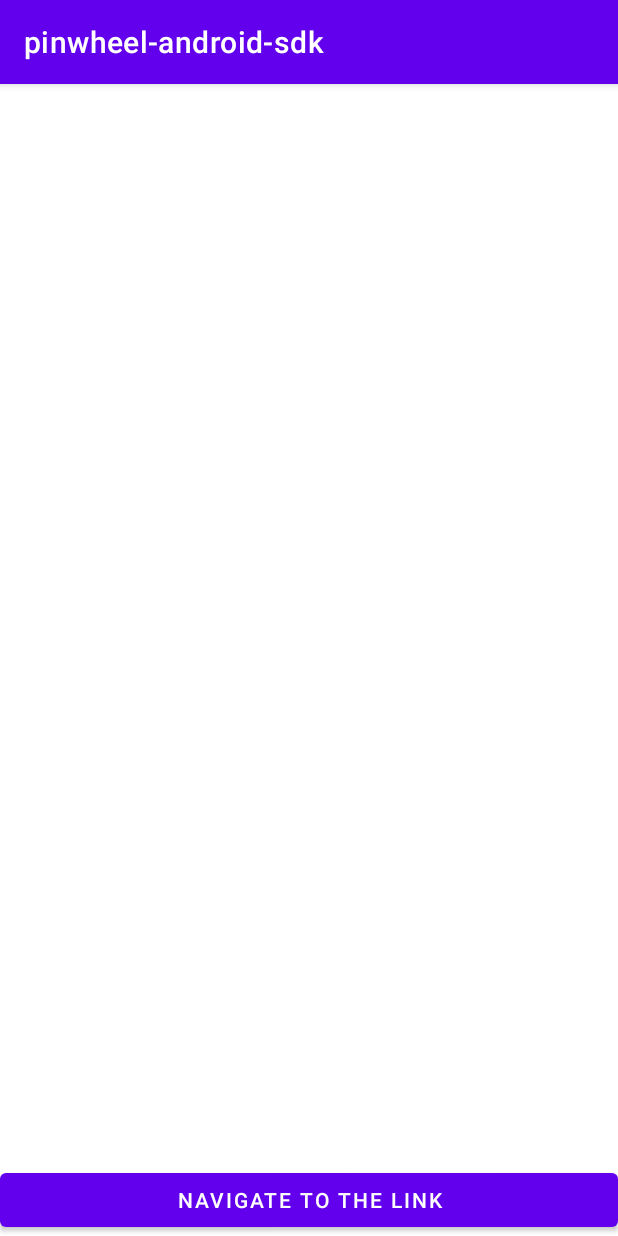
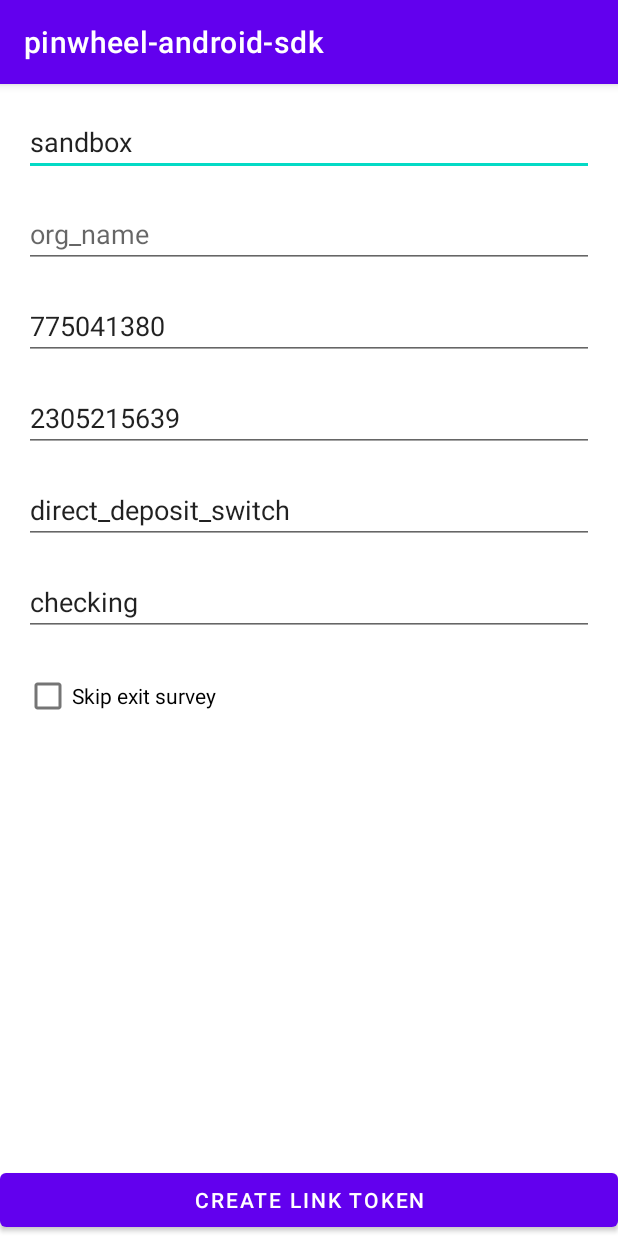
Before and after one commit to underdog-tech/pinwheel-android-sdk, an Android app: the screen it shows after launch (MainActivity), on a phone screen of 412 x 824 dp. Run offline under Robolectric (Android 15) with nearby library versions, the phone set to English and light mode, and no system bars; our stand-ins replace Timber, data binding.

Commit message:
renamed packages added basic form on the initial screen

```diff
--- a/app/src/main/AndroidManifest.xml
+++ b/app/src/main/AndroidManifest.xml
@@ -1,6 +1,6 @@
 <?xml version="1.0" encoding="utf-8"?>
 <manifest xmlns:android="http://schemas.android.com/apk/res/android"
-    package="com.underdog_tech.pinwheel_android_sdk">
+    package="com.underdog_tech.pinwheel_android_demo">
 
     <uses-permission android:name="android.permission.INTERNET"/>
 
@@ -10,9 +10,9 @@
         android:label="@string/app_name"
         android:roundIcon="@mipmap/ic_launcher_round"
         android:supportsRtl="true"
-        android:name="com.underdog_tech.pinwheel_android_sdk.PinwheelAndroidSDKApp"
+        android:name="com.underdog_tech.pinwheel_android_demo.PinwheelAndroidSDKApp"
         android:theme="@style/Theme.Pinwheel_android_sdk">
-        <activity android:name="com.underdog_tech.pinwheel_android_sdk.MainActivity">
+        <activity android:name="com.underdog_tech.pinwheel_android_demo.MainActivity">
             <intent-filter>
                 <action android:name="android.intent.action.MAIN" />
 
--- a/app/src/main/java/com/underdog_tech/pinwheel_android_sdk/MainActivity.kt
+++ b/app/src/main/java/com/underdog_tech/pinwheel_android_demo/MainActivity.kt
@@ -1,8 +1,8 @@
-package com.underdog_tech.pinwheel_android_sdk
+package com.underdog_tech.pinwheel_android_demo
 
 import androidx.appcompat.app.AppCompatActivity
 import android.os.Bundle
-import com.underdog_tech.pinwheel_android_sdk.ui.main.MainFragment
+import com.underdog_tech.pinwheel_android_demo.ui.main.MainFragment
 
 class MainActivity : AppCompatActivity() {
 
--- a/app/src/main/java/com/underdog_tech/pinwheel_android_sdk/PinwheelAndroidSDKApp.kt
+++ b/app/src/main/java/com/underdog_tech/pinwheel_android_demo/PinwheelAndroidSDKApp.kt
@@ -1,4 +1,4 @@
-package com.underdog_tech.pinwheel_android_sdk
+package com.underdog_tech.pinwheel_android_demo
 
 import android.app.Application
 import timber.log.Timber
--- a/app/src/main/java/com/underdog_tech/pinwheel_android_sdk/repository/model/GetLinkTokenResponse.kt
+++ b/app/src/main/java/com/underdog_tech/pinwheel_android_demo/repository/model/GetLinkTokenResponse.kt
@@ -1,4 +1,4 @@
-package com.underdog_tech.pinwheel_android_sdk.repository.model
+package com.underdog_tech.pinwheel_android_demo.repository.model
 
 import com.google.gson.annotations.SerializedName
 
--- a/app/src/main/java/com/underdog_tech/pinwheel_android_sdk/repository/network/ApiAdapter.kt
+++ b/app/src/main/java/com/underdog_tech/pinwheel_android_demo/repository/network/ApiAdapter.kt
@@ -1,4 +1,4 @@
-package com.underdog_tech.pinwheel_android_sdk.repository.network
+package com.underdog_tech.pinwheel_android_demo.repository.network
 
 import okhttp3.OkHttpClient
 import okhttp3.logging.HttpLoggingInterceptor
--- a/app/src/main/java/com/underdog_tech/pinwheel_android_sdk/repository/network/SecretInterceptor.kt
+++ b/app/src/main/java/com/underdog_tech/pinwheel_android_demo/repository/network/SecretInterceptor.kt
@@ -1,6 +1,6 @@
-package com.underdog_tech.pinwheel_android_sdk.repository.network
+package com.underdog_tech.pinwheel_android_demo.repository.network
 
-import com.underdog_tech.pinwheel_android_sdk.BuildConfig
+import com.underdog_tech.pinwheel_android_demo.BuildConfig
 import okhttp3.Interceptor
 import okhttp3.Response
 
--- a/app/src/main/java/com/underdog_tech/pinwheel_android_sdk/ui/main/MainFragment.kt
+++ b/app/src/main/java/com/underdog_tech/pinwheel_android_demo/ui/main/MainFragment.kt
@@ -1,4 +1,4 @@
-package com.underdog_tech.pinwheel_android_sdk.ui.main
+package com.underdog_tech.pinwheel_android_demo.ui.main
 
 import androidx.lifecycle.ViewModelProvider
 import android.os.Bundle
@@ -11,7 +11,8 @@ import com.underdog_tech.pinwheel_android.PinwheelFragment
 import com.underdog_tech.pinwheel_android.model.PinwheelActionEvent
 import com.underdog_tech.pinwheel_android.model.PinwheelExitEvent
 import com.underdog_tech.pinwheel_android.model.PinwheelSuccessEvent
-import com.underdog_tech.pinwheel_android_sdk.R
+import com.underdog_tech.pinwheel_android_demo.R
+import com.underdog_tech.pinwheel_android_demo.databinding.MainFragmentBinding
 import kotlinx.android.synthetic.main.main_fragment.*
 import timber.log.Timber
 
@@ -23,7 +24,10 @@ class MainFragment : Fragment(), PinwheelEventListener {
         inflater: LayoutInflater, container: ViewGroup?,
         savedInstanceState: Bundle?
     ): View {
-        return inflater.inflate(R.layout.main_fragment, container, false)
+        val binding = MainFragmentBinding.inflate(inflater, container, false)
+        binding.lifecycleOwner = this
+        binding.viewModel = ViewModelProvider(this).get(MainViewModel::class.java)
+        return binding.root
     }
 
     override fun onActivityCreated(savedInstanceState: Bundle?) {
@@ -32,7 +36,7 @@ class MainFragment : Fragment(), PinwheelEventListener {
     }
 
     private fun navigateToTheLink(token: String) {
-        fragmentManager?.let {
+        parentFragmentManager.let {
             val transaction = it.beginTransaction()
             val pinwheelFragment = PinwheelFragment.newInstance(token)
             pinwheelFragment.pinwheelEventListener = this
@@ -55,7 +59,7 @@ class MainFragment : Fragment(), PinwheelEventListener {
 
     override fun onExit(exitEvent: PinwheelExitEvent) {
         Timber.d("ON EXIT")
-        fragmentManager?.popBackStack()
+        parentFragmentManager.popBackStack()
     }
 
     override fun onEvent(actionEvent: PinwheelActionEvent) {
--- /dev/null
+++ b/app/src/main/java/com/underdog_tech/pinwheel_android_demo/ui/main/MainViewModel.kt
@@ -0,0 +1,39 @@
+package com.underdog_tech.pinwheel_android_demo.ui.main
+
+import androidx.lifecycle.MutableLiveData
+import androidx.lifecycle.ViewModel
+import androidx.lifecycle.viewModelScope
+import com.underdog_tech.pinwheel_android_demo.repository.model.GetLinkTokenRequest
+import com.underdog_tech.pinwheel_android_demo.repository.useCase.GetLinkTokenUseCase
+import kotlinx.coroutines.Dispatchers
+import kotlinx.coroutines.launch
+
+class MainViewModel : ViewModel() {
+
+    val mode = MutableLiveData("sandbox")
+    val orgName = MutableLiveData<String>()
+    val routingNumber = MutableLiveData("775041380")
+    val accountNumber = MutableLiveData("2305215639")
+    val job = MutableLiveData("direct_deposit_switch")
+    val accountType = MutableLiveData("checking")
+    val skipExitSurvey = MutableLiveData(false)
+
+    fun generateLinkToken(onTokenGenerated: (String) -> Unit) {
+        // todo provide body from outside
+        val body = GetLinkTokenRequest(
+            job = job.value,
+            orgName = orgName.value,
+            accountNumber = accountNumber.value,
+            routingNumber = routingNumber.value,
+            accountType = accountType.value,
+            skipExitSurvey = skipExitSurvey.value,
+            accountName = null,
+            amount = null,
+            employerId = null
+        )
+        viewModelScope.launch(Dispatchers.IO) {
+            val getTokenResponse = GetLinkTokenUseCase.getToken(body)
+            getTokenResponse?.let { onTokenGenerated(it.data.token) }
+        }
+    }
+}
--- a/app/src/main/res/layout/main_fragment.xml
+++ b/app/src/main/res/layout/main_fragment.xml
@@ -1,4 +1,12 @@
 <?xml version="1.0" encoding="utf-8"?>
+<layout>
+
+    <data>
+        <variable
+            name="viewModel"
+            type="com.underdog_tech.pinwheel_android_demo.ui.main.MainViewModel" />
+    </data>
+
     <androidx.constraintlayout.widget.ConstraintLayout xmlns:android="http://schemas.android.com/apk/res/android"
         xmlns:app="http://schemas.android.com/apk/res-auto"
         xmlns:tools="http://schemas.android.com/tools"
@@ -7,13 +15,80 @@
         android:layout_height="match_parent"
         tools:context=".ui.main.MainFragment">
 
+        <EditText
+            android:id="@+id/mode"
+            style="@style/FormField"
+            android:text="@={viewModel.mode}"
+            android:hint="mode"
+            app:layout_constraintEnd_toEndOf="parent"
+            app:layout_constraintStart_toStartOf="parent"
+            app:layout_constraintTop_toTopOf="parent" />
+
+        <EditText
+            android:id="@+id/orgName"
+            style="@style/FormField"
+            android:text="@={viewModel.orgName}"
+            android:hint="org_name"
+            app:layout_constraintEnd_toEndOf="parent"
+            app:layout_constraintStart_toStartOf="parent"
+            app:layout_constraintTop_toBottomOf="@id/mode" />
+
+        <EditText
+            android:id="@+id/routingNumber"
+            style="@style/FormField"
+            android:text="@={viewModel.routingNumber}"
+            android:hint="routing_number"
+            app:layout_constraintEnd_toEndOf="parent"
+            app:layout_constraintStart_toStartOf="parent"
+            app:layout_constraintTop_toBottomOf="@id/orgName" />
+
+        <EditText
+            android:id="@+id/accountNumber"
+            style="@style/FormField"
+            android:text="@={viewModel.accountNumber}"
+            android:hint="account_number"
+            app:layout_constraintEnd_toEndOf="parent"
+            app:layout_constraintStart_toStartOf="parent"
+            app:layout_constraintTop_toBottomOf="@id/routingNumber" />
+
+        <EditText
+            android:id="@+id/job"
+            style="@style/FormField"
+            android:text="@={viewModel.job}"
+            android:hint="job"
+            app:layout_constraintEnd_toEndOf="parent"
+            app:layout_constraintStart_toStartOf="parent"
+            app:layout_constraintTop_toBottomOf="@id/accountNumber" />
+
+        <EditText
+            android:id="@+id/accountType"
+            style="@style/FormField"
+            android:text="@={viewModel.accountType}"
+            android:hint="account_type"
+            app:layout_constraintEnd_toEndOf="parent"
+            app:layout_constraintStart_toStartOf="parent"
+            app:layout_constraintTop_toBottomOf="@id/job" />
+
+        <CheckBox
+            android:id="@+id/skipSurvey"
+            style="@style/FormField"
+            app:layout_constraintEnd_toEndOf="parent"
+            app:layout_constraintStart_toStartOf="parent"
+            app:layout_constraintTop_toBottomOf="@id/accountType"
+            android:text="Skip exit survey"
+            android:checked="@={viewModel.skipExitSurvey}"
+            />
+
+
         <Button
             android:id="@+id/linkButton"
             android:layout_width="0dp"
             android:layout_height="wrap_content"
-        android:text="Navigate to The Link"
+            android:text="Create Link Token"
             app:layout_constraintBottom_toBottomOf="parent"
             app:layout_constraintEnd_toEndOf="parent"
             app:layout_constraintStart_toStartOf="parent" />
 
+
     </androidx.constraintlayout.widget.ConstraintLayout>
+</layout>
--- a/app/src/main/res/values/themes.xml
+++ b/app/src/main/res/values/themes.xml
@@ -13,4 +13,12 @@
         <item name="android:statusBarColor" tools:targetApi="l">?attr/colorPrimaryVariant</item>
         <!-- Customize your theme here. -->
     </style>
+
+    <style name="FormField">
+        <item name="android:layout_marginStart">16dp</item>
+        <item name="android:layout_marginEnd">16dp</item>
+        <item name="android:layout_marginTop">16dp</item>
+        <item name="android:layout_width">match_parent</item>
+        <item name="android:layout_height">wrap_content</item>
+    </style>
 </resources>
```
Also changed, not shown: app/build.gradle (+6 -1 lines), app/src/main/java/com/underdog_tech/pinwheel_android_demo/repository/model/GetLinkTokenRequest.kt (renamed from app/src/main/java/com/underdog_tech/pinwheel_android_sdk/repository/model/GetLinkTokenRequest.kt, +6 -6 lines), app/src/main/java/com/underdog_tech/pinwheel_android_demo/repository/network/ApiInterface.kt (added, +13 -0 lines), app/src/main/java/com/underdog_tech/pinwheel_android_demo/repository/useCase/GetLinkTokenUseCase.kt (renamed from app/src/main/java/com/underdog_tech/pinwheel_android_sdk/repository/useCase/GetLinkTokenUseCase.kt, +4 -4 lines), app/src/main/java/com/underdog_tech/pinwheel_android_sdk/repository/network/ApiInterface.kt (deleted, +0 -13 lines), app/src/main/java/com/underdog_tech/pinwheel_android_sdk/ui/main/MainViewModel.kt (deleted, +0 -29 lines), 4 other files. Lines whose indentation alone changed are shown as unchanged.
